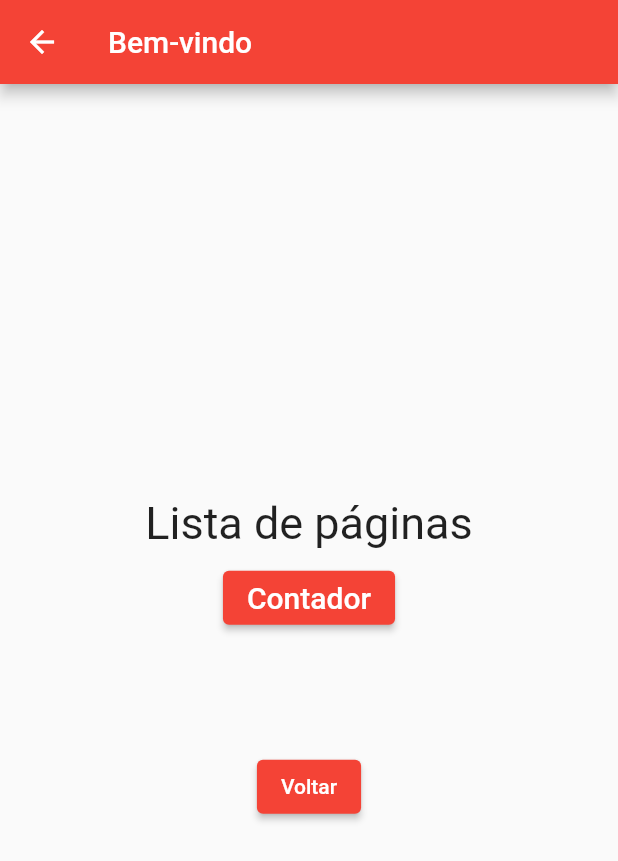
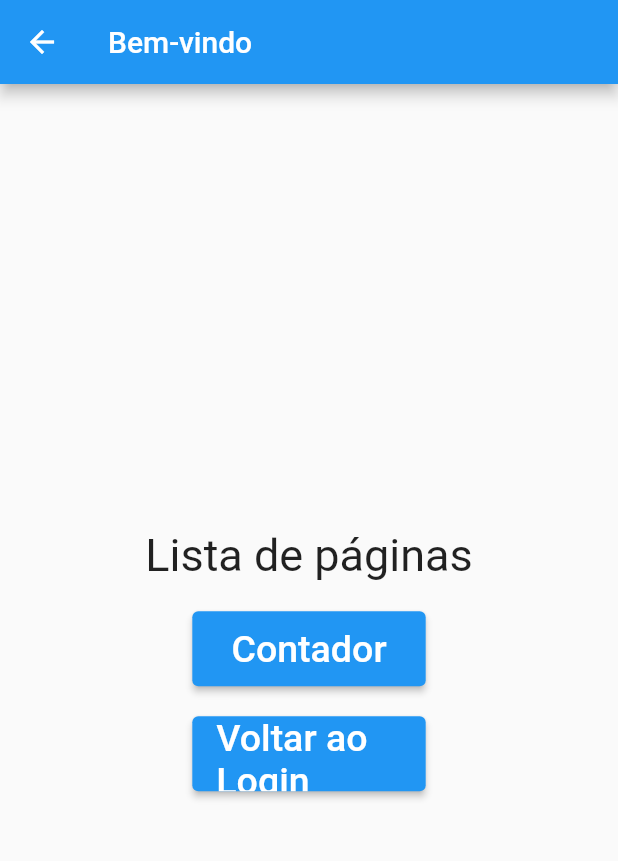
Before and after one commit to gerssivaldosantos/curso_flutterando, a Flutter app: the InitialPage screen opened by its route, on a phone screen of 412 x 824 dp. Shown: the top 861 px of the screen. Run offline on Flutter 3.47's test engine with Material 2 defaults, Android fonts, the phone set to English and light mode, and no system bars.

Commit message:
layout modification

```diff
--- a/lib/initial_page.dart
+++ b/lib/initial_page.dart
@@ -1,4 +1,5 @@
 import 'package:flutter/material.dart';
+import 'package:projeto/widgets/blue_button.dart';
 
 class InitialPage extends StatefulWidget {
   const InitialPage({Key? key}) : super(key: key);
@@ -21,6 +22,7 @@ class _InitialPageState extends State<InitialPage> {
     return Scaffold(
       appBar: AppBar(
         title: const Text('Bem-vindo'),
+        backgroundColor: Colors.blue,
       ),
       body: Center(
         child: Column(
@@ -30,28 +32,14 @@ class _InitialPageState extends State<InitialPage> {
               'Lista de páginas',
               style: TextStyle(fontSize: 30),
             ),
-            Padding(
-              padding: const EdgeInsets.all(8.0),
-              child: ElevatedButton(
-                onPressed: goToCounterPage,
-                child: const Text(
-                  'Contador',
-                  style: TextStyle(fontSize: 20),
-                ),
-              ),
+            SizedBox(
+              height: 20,
             ),
-            const SizedBox(
-              height: 50,
-            ),
+            blueButton(context, "Contador", 25.0, 50.0, 0.3, goToCounterPage),
             const SizedBox(
               height: 20,
             ),
-            ElevatedButton(
-              onPressed: () {
-                backToLogin();
-              },
-              child: const Text('Voltar'),
-            )
+            blueButton(context, "Voltar ao Login", 25.0, 50.0, 0.3, backToLogin)
           ],
         ),
       ),
```
